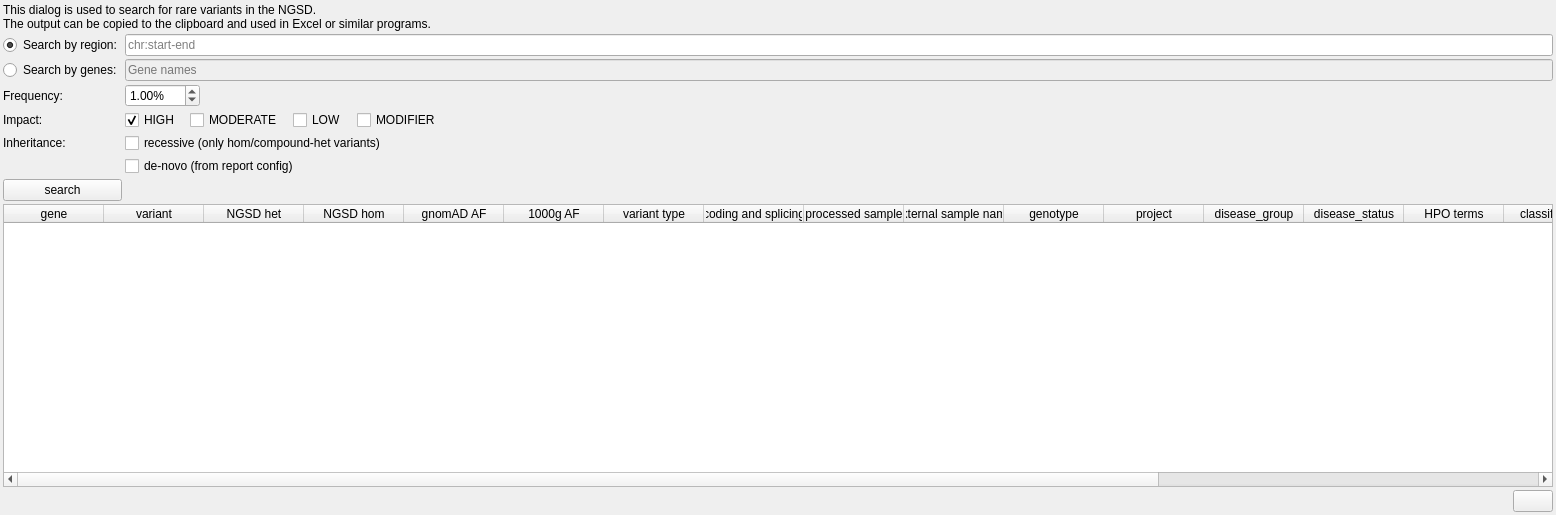
imgag/ngs-bits, file src/GSvar/SmallVariantSearchWidget.ui: the form before one commit.
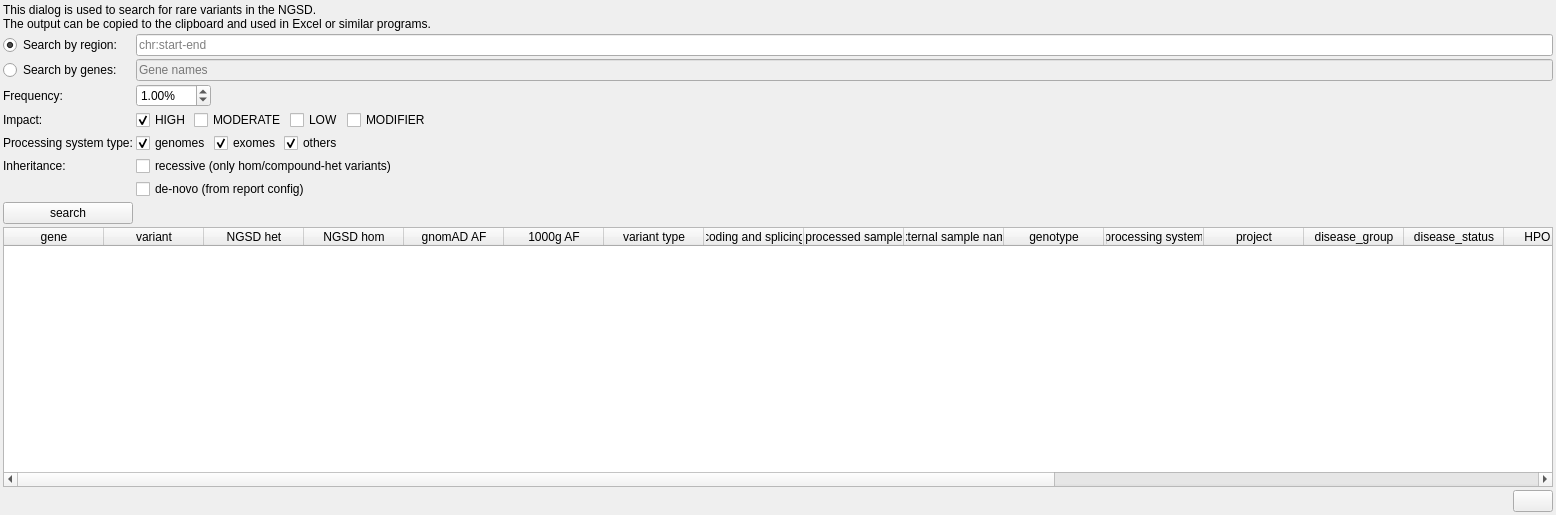
The form after the commit. Icons and pictures are not drawn.

Commit message: GSvar: variant search now has an option to search of WGS/WES variants only.

```diff
--- a/src/GSvar/SmallVariantSearchWidget.ui
+++ b/src/GSvar/SmallVariantSearchWidget.ui
@@ -26,7 +26,7 @@
    <property name="spacing">
     <number>3</number>
    </property>
-   <item row="9" column="0" colspan="2">
+   <item row="10" column="0" colspan="2">
     <layout class="QHBoxLayout" name="horizontalLayout_3">
      <item>
       <spacer name="horizontalSpacer_3">
@@ -60,8 +60,34 @@
      </item>
     </layout>
    </item>
+   <item row="2" column="1">
+    <widget class="QLineEdit" name="genes">
+     <property name="enabled">
+      <bool>false</bool>
+     </property>
+     <property name="toolTip">
+      <string>Uses the gene locus extended by 5000 bases as region.</string>
+     </property>
+     <property name="text">
+      <string/>
+     </property>
+     <property name="placeholderText">
+      <string>Gene names</string>
+     </property>
+    </widget>
+   </item>
+   <item row="7" column="1">
+    <widget class="QCheckBox" name="filter_denovo">
+     <property name="text">
+      <string>de-novo (from report config)</string>
+     </property>
+    </widget>
+   </item>
    <item row="3" column="1">
     <layout class="QHBoxLayout" name="horizontalLayout">
+     <property name="spacing">
+      <number>3</number>
+     </property>
      <item>
       <widget class="QDoubleSpinBox" name="filter_af">
        <property name="suffix">
@@ -86,43 +112,20 @@
        <property name="sizeHint" stdset="0">
         <size>
          <width>658</width>
-         <height>20</height>
+         <height>5</height>
         </size>
        </property>
       </spacer>
      </item>
     </layout>
    </item>
-   <item row="7" column="0">
+   <item row="8" column="0">
     <widget class="QPushButton" name="update_btn">
      <property name="text">
       <string>search</string>
      </property>
     </widget>
    </item>
-   <item row="6" column="1">
-    <widget class="QCheckBox" name="filter_denovo">
-     <property name="text">
-      <string>de-novo (from report config)</string>
-     </property>
-    </widget>
-   </item>
-   <item row="2" column="1">
-    <widget class="QLineEdit" name="genes">
-     <property name="enabled">
-      <bool>false</bool>
-     </property>
-     <property name="toolTip">
-      <string>Uses the gene locus extended by 5000 bases as region.</string>
-     </property>
-     <property name="text">
-      <string/>
-     </property>
-     <property name="placeholderText">
-      <string>Gene names</string>
-     </property>
-    </widget>
-   </item>
    <item row="0" column="0" colspan="2">
     <widget class="QLabel" name="label_4">
      <property name="text">
@@ -130,7 +133,7 @@
      </property>
     </widget>
    </item>
-   <item row="8" column="0" colspan="2">
+   <item row="9" column="0" colspan="2">
     <widget class="QTableWidget" name="variants">
      <property name="contextMenuPolicy">
       <enum>Qt::CustomContextMenu</enum>
@@ -154,7 +157,7 @@
       <bool>false</bool>
      </property>
      <property name="columnCount">
-      <number>20</number>
+      <number>22</number>
      </property>
      <attribute name="verticalHeaderVisible">
       <bool>false</bool>
@@ -214,6 +217,11 @@
        <string>genotype</string>
       </property>
      </column>
+     <column>
+      <property name="text">
+       <string>processing system</string>
+      </property>
+     </column>
      <column>
       <property name="text">
        <string>project</string>
@@ -259,9 +267,14 @@
        <string>candiate genes</string>
       </property>
      </column>
+     <column>
+      <property name="text">
+       <string>related samples</string>
+      </property>
+     </column>
     </widget>
    </item>
-   <item row="5" column="1">
+   <item row="6" column="1">
     <widget class="QCheckBox" name="filter_recessive">
      <property name="text">
       <string>recessive (only hom/compound-het variants)</string>
@@ -271,7 +284,7 @@
    <item row="4" column="1">
     <layout class="QHBoxLayout" name="horizontalLayout_2">
      <property name="spacing">
-      <number>10</number>
+      <number>3</number>
      </property>
      <item>
       <widget class="QCheckBox" name="filter_impact_high">
@@ -312,23 +325,13 @@
        <property name="sizeHint" stdset="0">
         <size>
          <width>40</width>
-         <height>20</height>
+         <height>5</height>
         </size>
        </property>
       </spacer>
      </item>
     </layout>
    </item>
-   <item row="4" column="0">
-    <widget class="QLabel" name="label_2">
-     <property name="toolTip">
-      <string>Variant impact on protein.</string>
-     </property>
-     <property name="text">
-      <string>Impact:</string>
-     </property>
-    </widget>
-   </item>
    <item row="3" column="0">
     <widget class="QLabel" name="label_3">
      <property name="toolTip">
@@ -339,23 +342,23 @@
      </property>
     </widget>
    </item>
-   <item row="5" column="0">
+   <item row="4" column="0">
+    <widget class="QLabel" name="label_2">
+     <property name="toolTip">
+      <string>Variant impact on protein.</string>
+     </property>
+     <property name="text">
+      <string>Impact:</string>
+     </property>
+    </widget>
+   </item>
+   <item row="6" column="0">
     <widget class="QLabel" name="label_5">
      <property name="text">
       <string>Inheritance:</string>
      </property>
     </widget>
    </item>
-   <item row="1" column="1">
-    <widget class="QLineEdit" name="region">
-     <property name="text">
-      <string/>
-     </property>
-     <property name="placeholderText">
-      <string>chr:start-end</string>
-     </property>
-    </widget>
-   </item>
    <item row="2" column="0">
     <widget class="QRadioButton" name="radio_genes">
      <property name="text">
@@ -385,6 +388,82 @@
      </attribute>
     </widget>
    </item>
+   <item row="1" column="1">
+    <widget class="QLineEdit" name="region">
+     <property name="text">
+      <string/>
+     </property>
+     <property name="placeholderText">
+      <string>chr:start-end</string>
+     </property>
+    </widget>
+   </item>
+   <item row="5" column="0">
+    <widget class="QLabel" name="label">
+     <property name="text">
+      <string>Processing system type:</string>
+     </property>
+    </widget>
+   </item>
+   <item row="5" column="1">
+    <layout class="QHBoxLayout" name="horizontalLayout_4">
+     <property name="spacing">
+      <number>3</number>
+     </property>
+     <item>
+      <widget class="QCheckBox" name="filter_sys_wgs">
+       <property name="toolTip">
+        <string>Whole genome sequencing.</string>
+       </property>
+       <property name="text">
+        <string>genomes</string>
+       </property>
+       <property name="checked">
+        <bool>true</bool>
+       </property>
+      </widget>
+     </item>
+     <item>
+      <widget class="QCheckBox" name="filter_sys_wes">
+       <property name="toolTip">
+        <string>Whole exome sequencing.</string>
+       </property>
+       <property name="text">
+        <string>exomes</string>
+       </property>
+       <property name="checked">
+        <bool>true</bool>
+       </property>
+      </widget>
+     </item>
+     <item>
+      <widget class="QCheckBox" name="filter_sys_other">
+       <property name="toolTip">
+        <string>Panels, cfDNA, etc.</string>
+       </property>
+       <property name="text">
+        <string>others</string>
+       </property>
+       <property name="checked">
+        <bool>true</bool>
+       </property>
+      </widget>
+     </item>
+     <item>
+      <spacer name="horizontalSpacer_4">
+       <property name="orientation">
+        <enum>Qt::Horizontal</enum>
+       </property>
+       <property name="sizeHint" stdset="0">
+        <size>
+         <width>40</width>
+         <height>5</height>
+        </size>
+       </property>
+      </spacer>
+     </item>
+    </layout>
+   </item>
   </layout>
  </widget>
  <resources>
```
The commit also changes 6 other files.
